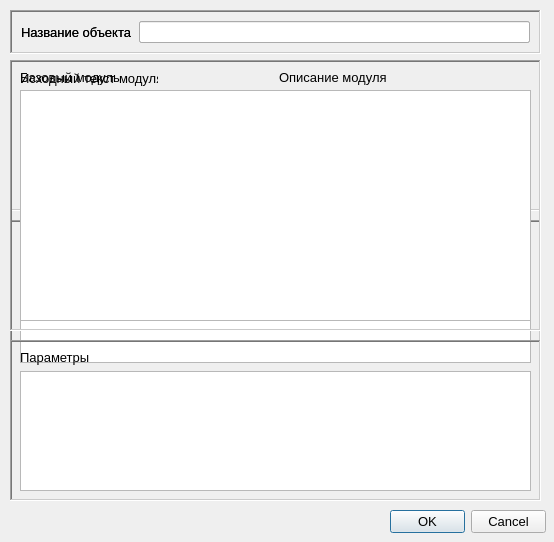
Qt form qactoreditor.ui (graf-abolmasov/PGraph) before a commit.
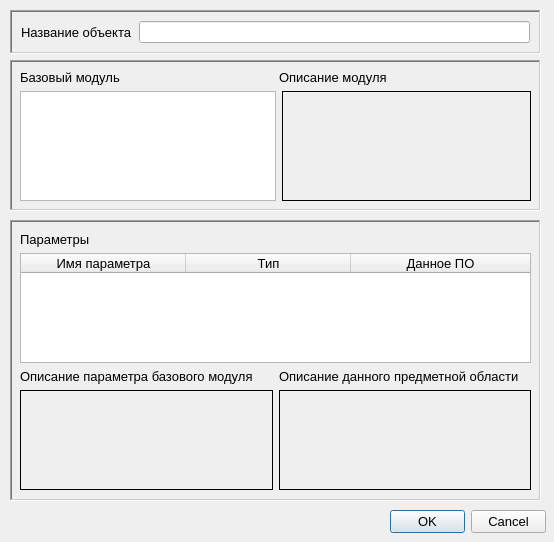
The same form after that commit. Icons and pictures are not drawn.

The edit to the form file:
```diff
--- a/qactoreditor.ui
+++ b/qactoreditor.ui
@@ -145,6 +145,9 @@
           <property name="textFormat">
            <enum>Qt::PlainText</enum>
           </property>
+          <property name="alignment">
+           <set>Qt::AlignLeading|Qt::AlignLeft|Qt::AlignTop</set>
+          </property>
           <property name="wordWrap">
            <bool>true</bool>
           </property>
@@ -167,6 +170,15 @@
           <property name="textFormat">
            <enum>Qt::PlainText</enum>
           </property>
+          <property name="alignment">
+           <set>Qt::AlignLeading|Qt::AlignLeft|Qt::AlignTop</set>
+          </property>
+          <property name="wordWrap">
+           <bool>true</bool>
+          </property>
+          <property name="textInteractionFlags">
+           <set>Qt::LinksAccessibleByMouse|Qt::TextSelectableByMouse</set>
+          </property>
          </widget>
         </item>
        </layout>
@@ -191,7 +203,71 @@
        </widget>
       </item>
       <item>
-       <widget class="QTableWidget" name="paramsNormalTable"/>
+       <widget class="QTableWidget" name="paramsNormalTable">
+        <property name="editTriggers">
+         <set>QAbstractItemView::NoEditTriggers</set>
+        </property>
+        <property name="showDropIndicator" stdset="0">
+         <bool>false</bool>
+        </property>
+        <property name="dragDropOverwriteMode">
+         <bool>false</bool>
+        </property>
+        <property name="selectionMode">
+         <enum>QAbstractItemView::SingleSelection</enum>
+        </property>
+        <property name="selectionBehavior">
+         <enum>QAbstractItemView::SelectRows</enum>
+        </property>
+        <property name="cornerButtonEnabled">
+         <bool>false</bool>
+        </property>
+        <attribute name="horizontalHeaderCascadingSectionResizes">
+         <bool>true</bool>
+        </attribute>
+        <attribute name="horizontalHeaderDefaultSectionSize">
+         <number>165</number>
+        </attribute>
+        <attribute name="horizontalHeaderMinimumSectionSize">
+         <number>160</number>
+        </attribute>
+        <attribute name="horizontalHeaderStretchLastSection">
+         <bool>true</bool>
+        </attribute>
+        <attribute name="verticalHeaderDefaultSectionSize">
+         <number>22</number>
+        </attribute>
+        <attribute name="verticalHeaderDefaultSectionSize">
+         <number>22</number>
+        </attribute>
+        <attribute name="horizontalHeaderStretchLastSection">
+         <bool>true</bool>
+        </attribute>
+        <attribute name="horizontalHeaderCascadingSectionResizes">
+         <bool>true</bool>
+        </attribute>
+        <attribute name="horizontalHeaderMinimumSectionSize">
+         <number>160</number>
+        </attribute>
+        <attribute name="horizontalHeaderDefaultSectionSize">
+         <number>165</number>
+        </attribute>
+        <column>
+         <property name="text">
+          <string>Имя параметра</string>
+         </property>
+        </column>
+        <column>
+         <property name="text">
+          <string>Тип</string>
+         </property>
+        </column>
+        <column>
+         <property name="text">
+          <string>Данное ПО</string>
+         </property>
+        </column>
+       </widget>
       </item>
      </layout>
     </widget>
@@ -273,6 +349,9 @@
           <property name="textFormat">
            <enum>Qt::PlainText</enum>
           </property>
+          <property name="alignment">
+           <set>Qt::AlignLeading|Qt::AlignLeft|Qt::AlignTop</set>
+          </property>
           <property name="wordWrap">
            <bool>true</bool>
           </property>
@@ -335,7 +414,7 @@
   <widget class="QWidget" name="inlineWidget" native="true">
    <property name="geometry">
     <rect>
-     <x>0</x>
+     <x>554</x>
      <y>0</y>
      <width>554</width>
      <height>510</height>
```
Left out of the diff: 6 changed lines with no effect on the pictures.
